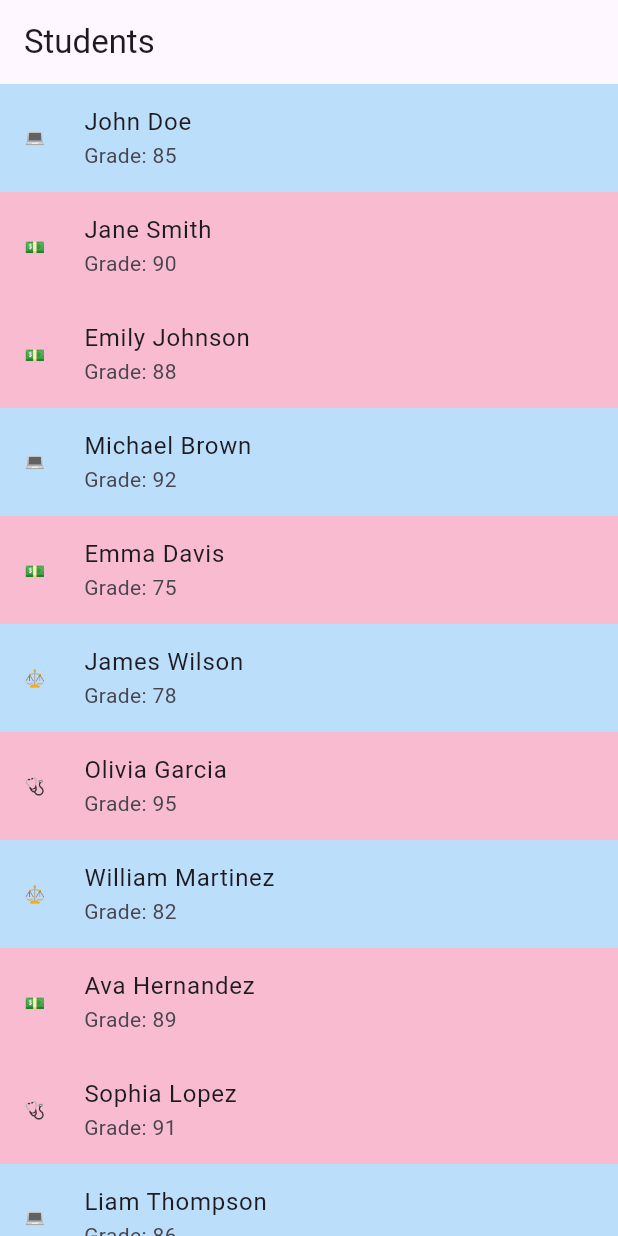
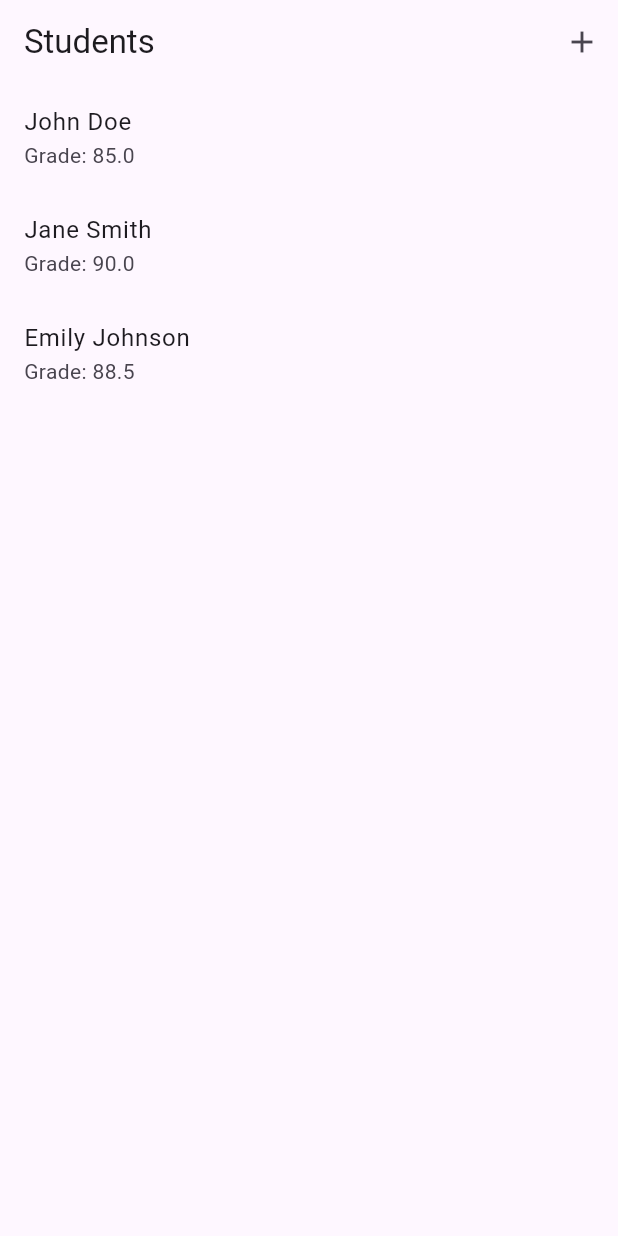
Before and after one commit to IPOleksenko/flutter_for_university, a Flutter app: the screen it shows after launch, on a phone screen of 412 x 824 dp. Run offline on Flutter 3.47's test engine with Material 3 defaults, Android fonts, the phone set to English and light mode, and no system bars.

Commit message:
add functons for lesson 2

```diff
--- a/lib/widget/students.dart
+++ b/lib/widget/students.dart
@@ -1,110 +1,248 @@
 import 'package:flutter/material.dart';
-import '../model/student.dart';
-import 'student_item.dart';
 
-// The main screen that shows a list of students
-class StudentsScreen extends StatelessWidget {
+enum Department { it, finance, marketing }
+enum Gender { male, female }
+
+class Student {
+  final String firstName;
+  final String lastName;
+  final Department department;
+  final double grade; // Оценка как double
+  final Gender gender;
+
+  Student({
+    required this.firstName,
+    required this.lastName,
+    required this.department,
+    required this.grade,
+    required this.gender,
+  });
+}
+
+class StudentsScreen extends StatefulWidget {
+  @override
+  _StudentsScreenState createState() => _StudentsScreenState();
+}
+
+class _StudentsScreenState extends State<StudentsScreen> {
   List<Student> students = [
     Student(
       firstName: 'John',
       lastName: 'Doe',
       department: Department.it,
-      grade: 85,
+      grade: 85.0,
       gender: Gender.male,
     ),
     Student(
       firstName: 'Jane',
       lastName: 'Smith',
       department: Department.finance,
-      grade: 90,
+      grade: 90.0,
       gender: Gender.female,
     ),
     Student(
       firstName: 'Emily',
       lastName: 'Johnson',
       department: Department.finance,
-      grade: 88,
-      gender: Gender.female,
-    ),
-    Student(
-      firstName: 'Michael',
-      lastName: 'Brown',
-      department: Department.it,
-      grade: 92,
-      gender: Gender.male,
-    ),
-    Student(
-      firstName: 'Emma',
-      lastName: 'Davis',
-      department: Department.finance,
-      grade: 75,
-      gender: Gender.female,
-    ),
-    Student(
-      firstName: 'James',
-      lastName: 'Wilson',
-      department: Department.law,
-      grade: 78,
-      gender: Gender.male,
-    ),
-    Student(
-      firstName: 'Olivia',
-      lastName: 'Garcia',
-      department: Department.medical,
-      grade: 95,
-      gender: Gender.female,
-    ),
-    Student(
-      firstName: 'William',
-      lastName: 'Martinez',
-      department: Department.law,
-      grade: 82,
-      gender: Gender.male,
-    ),
-    Student(
-      firstName: 'Ava',
-      lastName: 'Hernandez',
-      department: Department.finance,
-      grade: 89,
-      gender: Gender.female,
-    ),
-    Student(
-      firstName: 'Sophia',
-      lastName: 'Lopez',
-      department: Department.medical,
-      grade: 91,
-      gender: Gender.female,
-    ),
-    Student(
-      firstName: 'Liam',
-      lastName: 'Thompson',
-      department: Department.it,
-      grade: 86,
-      gender: Gender.male,
-    ),
-    Student(
-      firstName: 'Mia',
-      lastName: 'Martinez',
-      department: Department.medical,
-      grade: 94,
+      grade: 88.5,
       gender: Gender.female,
     ),
   ];
 
+  Student? recentlyDeletedStudent;
+  int? recentlyDeletedIndex;
 
+  void _addStudent() async {
+    final result = await showModalBottomSheet<Student>(
+      context: context,
+      builder: (context) {
+        return AddStudentModal();
+      },
+    );
+
+    if (result != null) {
+      setState(() {
+        students.add(result);
+      });
+    }
+  }
+
+  void _editStudent(int index) async {
+    final result = await showModalBottomSheet<Student>(
+      context: context,
+      builder: (context) {
+        return AddStudentModal(existingStudent: students[index]);
+      },
+    );
+
+    if (result != null) {
+      setState(() {
+        students[index] = result;
+      });
+    }
+  }
+
+  void _deleteStudent(int index) {
+    setState(() {
+      recentlyDeletedStudent = students[index];
+      recentlyDeletedIndex = index;
+      students.removeAt(index);
+
+      ScaffoldMessenger.of(context).showSnackBar(
+        SnackBar(
+          content: Text('${recentlyDeletedStudent!.firstName} удален'),
+          action: SnackBarAction(
+            label: 'UNDO',
+            onPressed: () {
+              setState(() {
+                students.insert(recentlyDeletedIndex!, recentlyDeletedStudent!);
+              });
+            },
+          ),
+        ),
+      );
+    });
+  }
 
   @override
   Widget build(BuildContext context) {
     return Scaffold(
       appBar: AppBar(
         title: Text('Students'),
+        actions: [
+          IconButton(
+            icon: Icon(Icons.add),
+            onPressed: _addStudent,
+          ),
+        ],
       ),
       body: ListView.builder(
         itemCount: students.length,
         itemBuilder: (context, index) {
-          return StudentItem(student: students[index]);
+          return Dismissible(
+            key: ValueKey(students[index]),
+            direction: DismissDirection.endToStart,
+            background: Container(
+              color: Colors.red,
+              alignment: Alignment.centerRight,
+              padding: EdgeInsets.symmetric(horizontal: 20),
+              child: Icon(Icons.delete, color: Colors.white),
+            ),
+            onDismissed: (direction) => _deleteStudent(index),
+            child: ListTile(
+              title: Text('${students[index].firstName} ${students[index].lastName}'),
+              subtitle: Text('Grade: ${students[index].grade}'),
+              onTap: () => _editStudent(index),
+            ),
+          );
         },
       ),
     );
   }
 }
+
+class AddStudentModal extends StatefulWidget {
+  final Student? existingStudent;
+
+  AddStudentModal({this.existingStudent});
+
+  @override
+  _AddStudentModalState createState() => _AddStudentModalState();
+}
+
+class _AddStudentModalState extends State<AddStudentModal> {
+  final _formKey = GlobalKey<FormState>();
+  late String firstName;
+  late String lastName;
+  late Department department;
+  late double grade;
+  late Gender gender;
+
+  @override
+  void initState() {
+    super.initState();
+    if (widget.existingStudent != null) {
+      firstName = widget.existingStudent!.firstName;
+      lastName = widget.existingStudent!.lastName;
+      department = widget.existingStudent!.department;
+      grade = widget.existingStudent!.grade;
+      gender = widget.existingStudent!.gender;
+    } else {
+      firstName = '';
+      lastName = '';
+      department = Department.it;
+      grade = 0.0;
+      gender = Gender.male;
+    }
+  }
+
+  @override
+  Widget build(BuildContext context) {
+    return Padding(
+      padding: const EdgeInsets.all(16.0),
+      child: Form(
+        key: _formKey,
+        child: Column(
+          mainAxisSize: MainAxisSize.min,
+          children: [
+            TextFormField(
+              initialValue: firstName,
+              decoration: InputDecoration(labelText: 'First Name'),
+              validator: (value) => value!.isEmpty ? 'Enter a first name' : null,
+              onSaved: (value) => firstName = value!,
+            ),
+            TextFormField(
+              initialValue: lastName,
+              decoration: InputDecoration(labelText: 'Last Name'),
+              validator: (value) => value!.isEmpty ? 'Enter a last name' : null,
+              onSaved: (value) => lastName = value!,
+            ),
+            DropdownButtonFormField<Department>(
+              value: department,
+              items: Department.values
+                  .map((dept) => DropdownMenuItem(
+                value: dept,
+                child: Text(dept.toString().split('.').last),
+              ))
+                  .toList(),
+              onChanged: (value) => department = value!,
+            ),
+            TextFormField(
+              initialValue: grade.toString(),
+              decoration: InputDecoration(labelText: 'Grade'),
+              keyboardType: TextInputType.number,
+              validator: (value) =>
+              double.tryParse(value!) == null ? 'Enter a valid grade' : null,
+              onSaved: (value) => grade = double.parse(value!),
+            ),
+            DropdownButtonFormField<Gender>(
+              value: gender,
+              items: Gender.values
+                  .map((g) => DropdownMenuItem(
+                value: g,
+                child: Text(g.toString().split('.').last),
+              ))
+                  .toList(),
+              onChanged: (value) => gender = value!,
+            ),
+            ElevatedButton(
+              onPressed: () {
+                if (_formKey.currentState!.validate()) {
+                  _formKey.currentState!.save();
+                  Navigator.of(context).pop(Student(
+                    firstName: firstName,
+                    lastName: lastName,
+                    department: department,
+                    grade: grade,
+                    gender: gender,
+                  ));
+                }
+              },
+              child: Text('Save'),
+            ),
+          ],
+        ),
+      ),
+    );
+  }
+}
```
